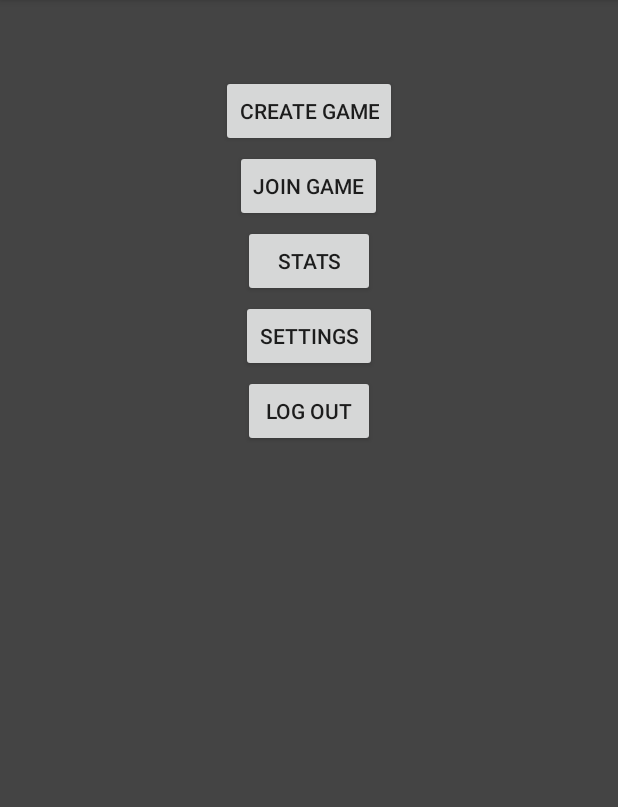
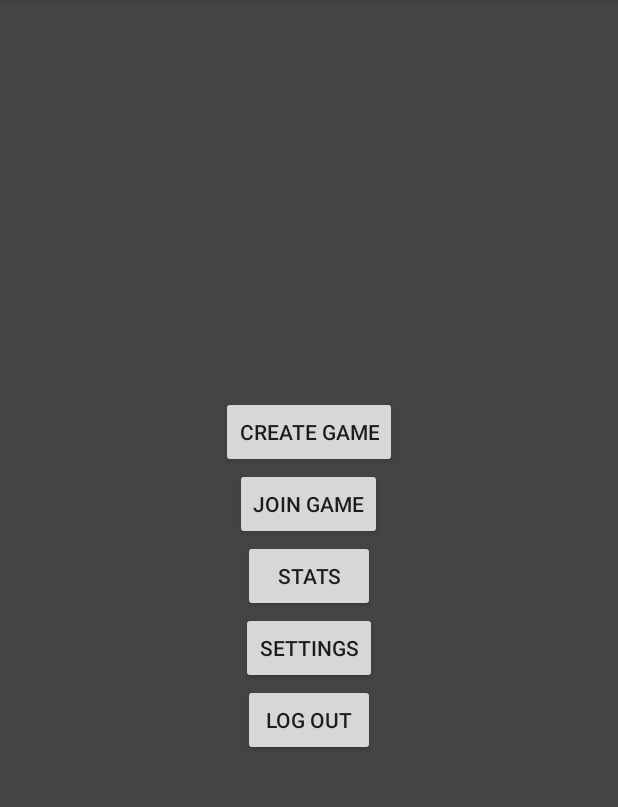
Before and after one commit to kschmitt1994/AssassinGame, an Android app: the MainActivity screen opened directly, with no data from a screen before it, on a phone screen of 412 x 824 dp, the part 84-891 px from its top. Run offline under Robolectric (Android 15) with nearby library versions, the phone set to English and light mode, and no system bars.

Commit message:
Changed main menu activity to linear layout

```diff
--- a/app/src/main/res/layout/activity_main.xml
+++ b/app/src/main/res/layout/activity_main.xml
@@ -1,7 +1,7 @@
 <?xml version="1.0" encoding="utf-8"?>
-<RelativeLayout
+<LinearLayout
     xmlns:android="http://schemas.android.com/apk/res/android"
-    android:layout_centerHorizontal="true"
+    android:gravity="center"
     android:layout_width="match_parent"
     android:layout_height="match_parent"
     android:orientation="vertical"
@@ -10,37 +10,27 @@
         android:id="@+id/create_game"
         android:layout_width="wrap_content"
         android:layout_height="wrap_content"
-        android:text="@string/create_game"
-        android:layout_centerHorizontal="true"
-        android:layout_marginTop="50dp"/>
+        android:text="@string/create_game"/>
 
 
     <Button
         android:layout_width="wrap_content"
         android:layout_height="wrap_content"
-        android:text="@string/join_game"
-        android:layout_centerHorizontal="true"
-        android:layout_marginTop="100dp"/>
+        android:text="@string/join_game"/>
 
     <Button
         android:layout_width="wrap_content"
         android:layout_height="wrap_content"
-        android:text="@string/stats"
-        android:layout_centerHorizontal="true"
-        android:layout_marginTop="150dp"/>
+        android:text="@string/stats"/>
 
     <Button
         android:layout_width="wrap_content"
         android:layout_height="wrap_content"
-        android:text="@string/settings"
-        android:layout_centerHorizontal="true"
-        android:layout_marginTop="200dp"/>
+        android:text="@string/settings"/>
 
 
     <Button
         android:layout_width="wrap_content"
         android:layout_height="wrap_content"
-        android:text="@string/logout"
-        android:layout_centerHorizontal="true"
-        android:layout_marginTop="250dp" />
-</RelativeLayout>
+        android:text="@string/logout"/>
+</LinearLayout>
--- a/build.gradle
+++ b/build.gradle
@@ -5,7 +5,7 @@ buildscript {
         jcenter()
     }
     dependencies {
-        classpath 'com.android.tools.build:gradle:2.2.3'
+        classpath 'com.android.tools.build:gradle:2.3.0'
 
         // NOTE: Do not place your application dependencies here; they belong
         // in the individual module build.gradle files
```
Also changed, not shown: gradle/wrapper/gradle-wrapper.properties.
